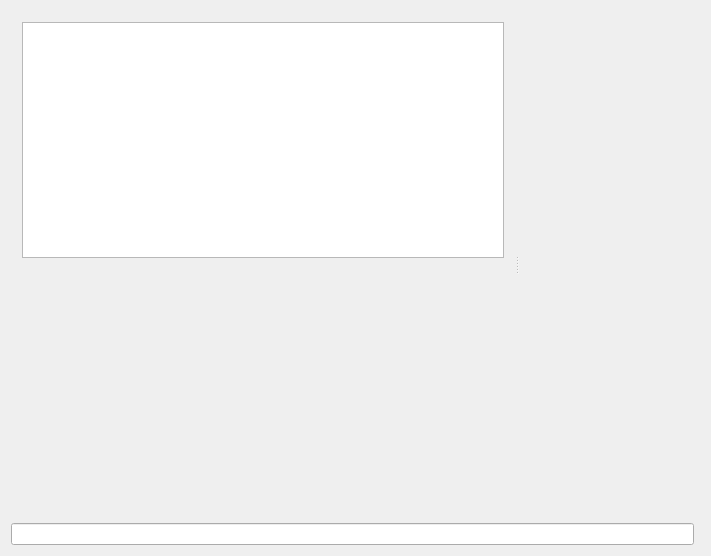
Before: the Qt Designer form logviewer/log-viewer.ui in KDE/ktp-text-ui, drawn with Qt 5.
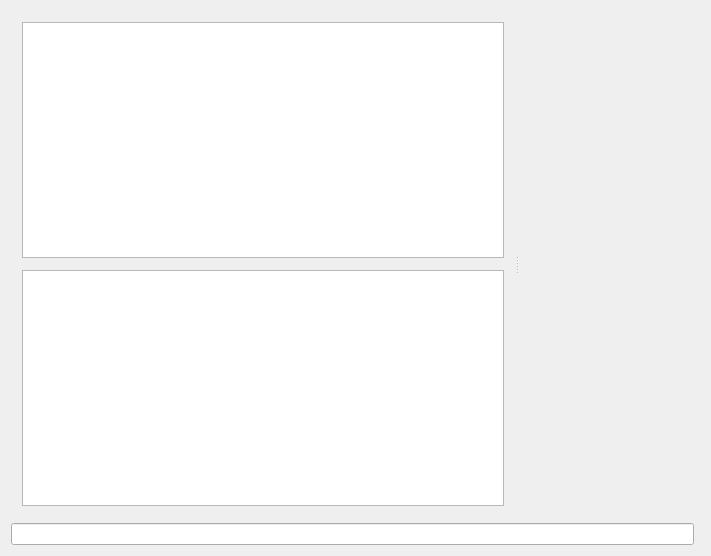
After: the same form once the commit is applied. Custom widgets are drawn as their Qt base class.

Commit message:
Replace the date picker with a tree view
The treeview shows list of dates for which conversations with selected
entity are logged.

When a persona is selected, the view will display list of conversation
dates of all entities under this persona, making the date expandable
if there are logs from multiple accounts available.

Diff of the .ui file:
```diff
--- a/logviewer/log-viewer.ui
+++ b/logviewer/log-viewer.ui
@@ -45,12 +45,12 @@
         <widget class="KFilterProxySearchLine" name="entityFilter"/>
        </item>
        <item>
-        <widget class="ConversationDatePicker" name="datePicker" native="true">
-         <property name="sizePolicy">
-          <sizepolicy hsizetype="Preferred" vsizetype="MinimumExpanding">
-           <horstretch>0</horstretch>
-           <verstretch>0</verstretch>
-          </sizepolicy>
+        <widget class="QTreeView" name="datesView">
+         <property name="rootIsDecorated">
+          <bool>false</bool>
+         </property>
+         <property name="headerHidden">
+          <bool>true</bool>
          </property>
         </widget>
        </item>
@@ -84,12 +84,6 @@
    <header>message-view.h</header>
    <container>1</container>
   </customwidget>
-  <customwidget>
-   <class>ConversationDatePicker</class>
-   <extends>QWidget</extends>
-   <header>conversation-date-picker.h</header>
-   <container>1</container>
-  </customwidget>
   <customwidget>
    <class>EntityView</class>
    <extends>QListView</extends>
```
The commit also changes 7 other files.
